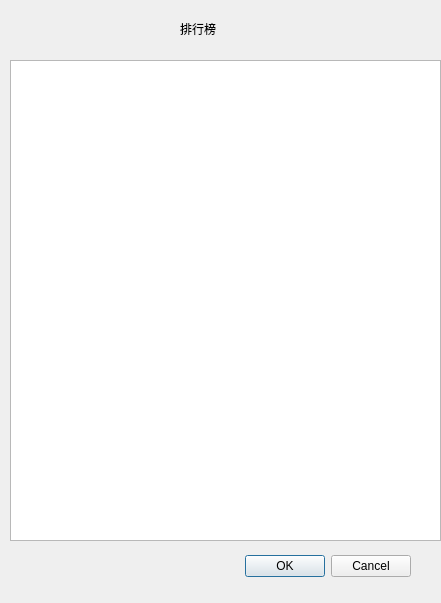
This is wzq/rank.ui in 1850061/Qt as Qt 5 draws it before an edit. The edited form follows.
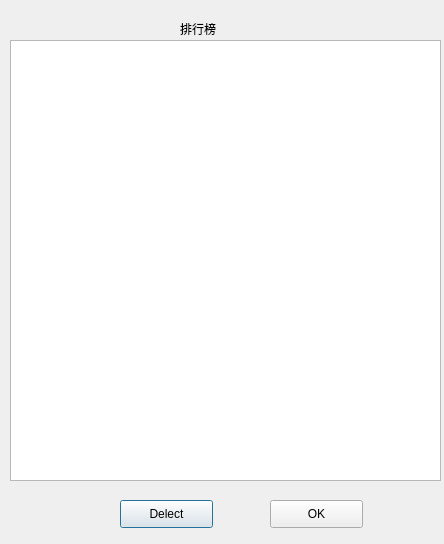
This is the edited form.

Patch:
```diff
--- a/wzq/rank.ui
+++ b/wzq/rank.ui
@@ -6,36 +6,20 @@
    <rect>
     <x>0</x>
     <y>0</y>
-    <width>441</width>
-    <height>603</height>
+    <width>444</width>
+    <height>544</height>
    </rect>
   </property>
   <property name="windowTitle">
    <string>Dialog</string>
   </property>
-  <widget class="QDialogButtonBox" name="buttonBox">
-   <property name="geometry">
-    <rect>
-     <x>70</x>
-     <y>550</y>
-     <width>341</width>
-     <height>32</height>
-    </rect>
-   </property>
-   <property name="orientation">
-    <enum>Qt::Horizontal</enum>
-   </property>
-   <property name="standardButtons">
-    <set>QDialogButtonBox::Cancel|QDialogButtonBox::Ok</set>
-   </property>
-  </widget>
   <widget class="QTableWidget" name="tableWidget">
    <property name="geometry">
     <rect>
      <x>10</x>
-     <y>60</y>
+     <y>40</y>
      <width>431</width>
-     <height>481</height>
+     <height>441</height>
     </rect>
    </property>
   </widget>
@@ -52,6 +36,32 @@
     <string>排行榜</string>
    </property>
   </widget>
+  <widget class="QPushButton" name="delButton">
+   <property name="geometry">
+    <rect>
+     <x>120</x>
+     <y>500</y>
+     <width>93</width>
+     <height>28</height>
+    </rect>
+   </property>
+   <property name="text">
+    <string>Delect</string>
+   </property>
+  </widget>
+  <widget class="QPushButton" name="pushButton">
+   <property name="geometry">
+    <rect>
+     <x>270</x>
+     <y>500</y>
+     <width>93</width>
+     <height>28</height>
+    </rect>
+   </property>
+   <property name="text">
+    <string>OK</string>
+   </property>
+  </widget>
  </widget>
  <resources/>
  <connections>
```
Left out of the diff: 35 changed lines with no effect on the pictures.
